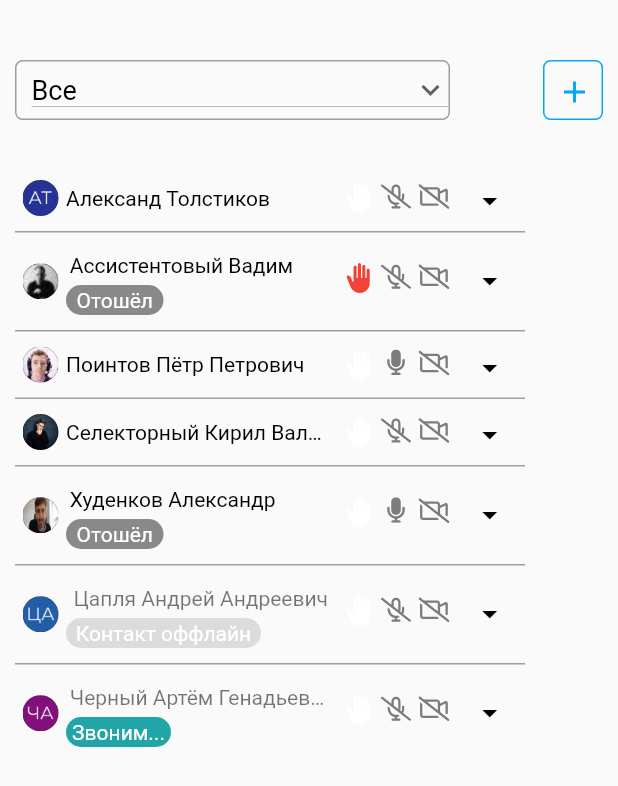
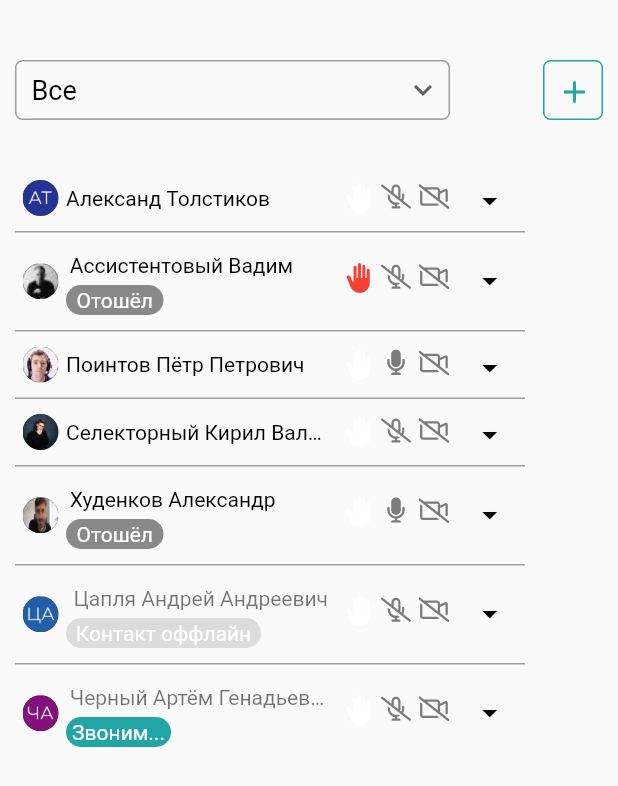
Before and after one commit to Lancer22sm/flutter_application_1, a Flutter app: the screen it shows after launch, on a phone screen of 412 x 824 dp. Shown: the top 786 px of the screen. Run offline on Flutter 3.47's test engine with Material 2 defaults, Android fonts, the phone set to English and light mode, and no system bars; our stand-ins replace flutter_svg; Roboto replaces fonts that are missing (Montserrat).

Commit message:
теперь всё точно

```diff
--- a/lib/main.dart
+++ b/lib/main.dart
@@ -108,10 +108,12 @@ class _MyHomePageState extends State<MyHomePage> {
                             width: 1,
                           )),
                       child: DropdownButton(
+                        isDense: true,
                         menuMaxHeight: 200,
                         isExpanded: true,
                         value: dropdownvalue,
-                        padding: const EdgeInsets.only(left: 10),
+                        padding:
+                            const EdgeInsets.only(left: 10, right: 5, top: 7),
                         style: const TextStyle(
                           color: Colors.black,
                           fontFamily: 'Montserrat',
@@ -147,11 +149,12 @@ class _MyHomePageState extends State<MyHomePage> {
                             borderRadius:
                                 const BorderRadius.all(Radius.circular(5)),
                             border: Border.all(
-                              color: Colors.lightBlue,
+                              color: const Color.fromRGBO(34, 165, 166, 1),
                               width: 1,
                             )),
                         child: IconButton(
-                          icon: const Icon(Icons.add, color: Colors.lightBlue),
+                          icon: const Icon(Icons.add,
+                              color: Color.fromRGBO(34, 165, 166, 1)),
                           onPressed: () {
                             Navigator.push(
                               context,
```
